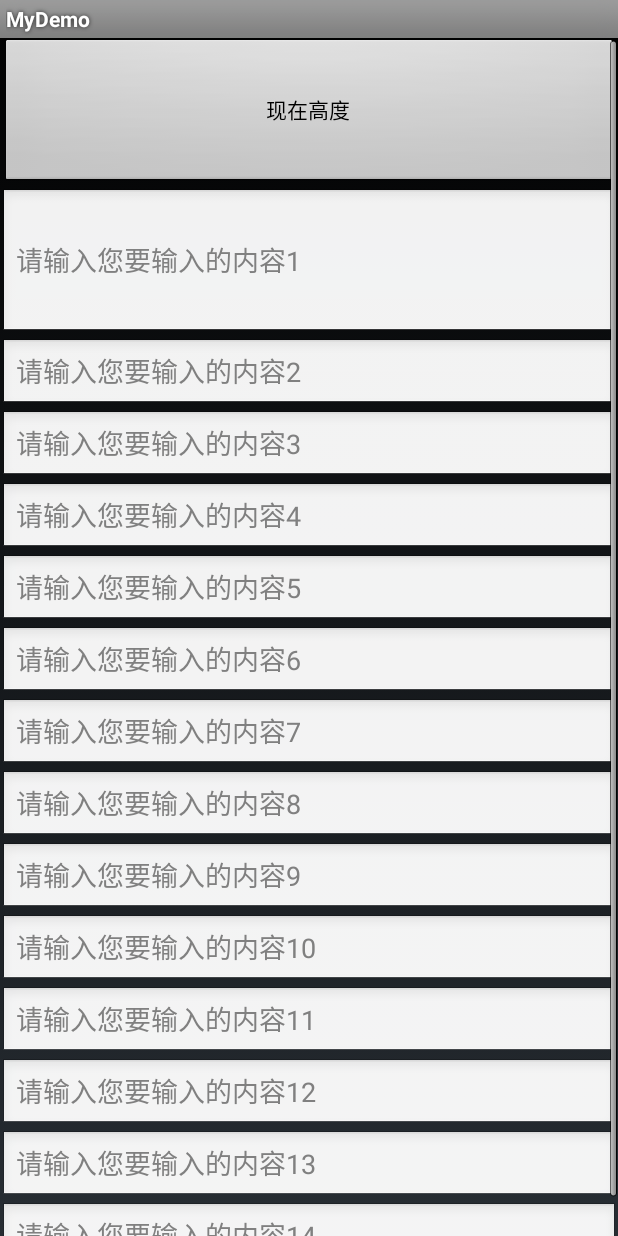
After one commit to dugaolong/viewOne, an Android app: the layout window_visible.xml on its own in the app's theme, with its tools: preview values and no code run, on a phone screen of 412 x 824 dp. The commit adds this screen. Run offline under Robolectric (Android 15) with nearby library versions, the phone set to English and light mode, and no system bars.

Commit message:
可视区域高度

```diff
--- a/app/build.gradle
+++ b/app/build.gradle
@@ -23,6 +23,9 @@ android {
         targetSdkVersion 26
         versionCode 1
         versionName "1.0"
+        ndk {
+            abiFilters 'armeabi-v7a','x86'
+        }
     }
     buildTypes {
         release {
--- a/app/src/main/AndroidManifest.xml
+++ b/app/src/main/AndroidManifest.xml
@@ -139,6 +139,7 @@
         <activity android:name=".customView.MepcMatchActivity"></activity>
         <activity android:name=".customView.MepcOneooActivity"></activity>
         <activity android:name=".customView.MepcWrapActivity"></activity>
+        <activity android:name=".knowledgePoint.WindowVisibleDisplayFrame"></activity>
         <activity android:name=".SplashActivity"
             android:theme="@style/Theme.AppCompat.Light.NoActionBar">
             <intent-filter>
--- a/app/src/main/java/com/dgl/www/my/MainActivity.java
+++ b/app/src/main/java/com/dgl/www/my/MainActivity.java
@@ -84,6 +84,7 @@ import com.dgl.www.my.knowledgePoint.TencentX5;
 import com.dgl.www.my.knowledgePoint.ToastActivity;
 import com.dgl.www.my.knowledgePoint.Translucent;
 import com.dgl.www.my.knowledgePoint.WindowManagerActivity;
+import com.dgl.www.my.knowledgePoint.WindowVisibleDisplayFrame;
 import com.dgl.www.my.listViewPage.ListFrashActivity;
 import com.dgl.www.my.listViewPage.PullToRefreshListViewActivity;
 import com.dgl.www.my.listviewWithScrollview.ListWithScroll;
@@ -121,7 +122,7 @@ public class MainActivity extends BaseActivity implements AdapterView.OnItemClic
             "Material Design","不同位置的toast","DialogActivity","MiAdActivity"
     ,"播放视频","okhttp","三级联动","类似美团分类","shape","自定义view","通过改变图片像素点RGB的值的方式，改变图片的颜色"
     ,"圆形百分比","属性动画","view滑动","系统自带的分享","支付宝密码","白屏","测试measure",
-    "温度计1","温度计2","测试view","ListWithScroll","大波浪","天气折线","TextWatcher","打开前台service"};
+    "温度计1","温度计2","测试view","ListWithScroll","大波浪","天气折线","TextWatcher","打开前台service","可视区域高度"};
     private ListView listview;
     private LayoutInflater inflater;
     // 退出时间
@@ -504,6 +505,10 @@ public class MainActivity extends BaseActivity implements AdapterView.OnItemClic
                 intent.setClass(this,StartActivity.class);
                 startActivity(intent);
                 break;
+            case 56://可视区域高度
+                intent.setClass(this, WindowVisibleDisplayFrame.class);
+                startActivity(intent);
+                break;
         }
     }
 
--- /dev/null
+++ b/app/src/main/java/com/dgl/www/my/knowledgePoint/WindowVisibleDisplayFrame.java
@@ -0,0 +1,52 @@
+package com.dgl.www.my.knowledgePoint;
+
+import android.app.Activity;
+import android.graphics.Rect;
+import android.os.Bundle;
+import android.support.v4.app.ActivityCompat;
+import android.support.v4.view.KeyEventDispatcher;
+import android.support.v7.app.AppCompatActivity;
+import android.util.DisplayMetrics;
+import android.util.Log;
+import android.view.View;
+
+import com.dgl.www.my.R;
+
+public class WindowVisibleDisplayFrame extends AppCompatActivity {
+
+
+
+    @Override
+    protected void onCreate(Bundle savedInstanceState) {
+        super.onCreate(savedInstanceState);
+
+        setContentView(R.layout.window_visible);
+
+        findViewById(R.id.button).setOnClickListener(new View.OnClickListener() {
+            @Override
+            public void onClick(View v) {
+                top();
+            }
+        });
+
+    }
+
+    public void top(){
+        Rect rect = new Rect();
+        getWindow().getDecorView().getWindowVisibleDisplayFrame(rect);
+
+        Log.e("window top",rect.top+"");
+        Log.e("window bottom",rect.bottom+"");
+
+//        DisplayMetrics dm = new DisplayMetrics();
+//        getWindowManager().getDefaultDisplay().getMetrics(dm);
+       int widthPixels =  getWindow().getDecorView().getWidth();
+       int heightPixels =  getWindow().getDecorView().getHeight();
+
+        Log.e("window .widthPixels",widthPixels+"");
+        Log.e("window .heightPixels",heightPixels+"");
+    }
+
+
+
+}
--- /dev/null
+++ b/app/src/main/java/com/dgl/www/my/knowledgePoint/executor/ExecutorTest.java
@@ -0,0 +1,6 @@
+package com.dgl.www.my.knowledgePoint.executor;
+
+public class ExecutorTest {
+
+
+}
--- /dev/null
+++ b/app/src/main/res/layout/window_visible.xml
@@ -0,0 +1,138 @@
+<?xml version="1.0" encoding="utf-8"?>
+<LinearLayout xmlns:android="http://schemas.android.com/apk/res/android"
+    android:layout_width="match_parent"
+    android:layout_height="match_parent"
+    android:orientation="vertical">
+
+    <ScrollView
+
+        android:layout_width="match_parent"
+
+        android:layout_height="match_parent">
+
+
+        <LinearLayout
+
+            android:layout_width="match_parent"
+
+            android:layout_height="match_parent"
+
+            android:orientation="vertical">
+
+            <Button
+                android:id="@+id/button"
+                android:layout_width="match_parent"
+                android:layout_height="@dimen/dimen_100"
+                android:text="现在高度" />
+
+
+            <EditText
+                android:layout_width="match_parent"
+                android:layout_height="@dimen/dimen_100"
+                android:hint="请输入您要输入的内容1" />
+
+
+            <EditText
+
+                android:layout_width="match_parent"
+
+                android:layout_height="wrap_content"
+
+                android:hint="请输入您要输入的内容2" />
+
+
+            <EditText
+
+                android:layout_width="match_parent"
+
+                android:layout_height="wrap_content"
+
+                android:hint="请输入您要输入的内容3" />
+
+
+            <EditText
+
+                android:layout_width="match_parent"
+
+                android:layout_height="wrap_content"
+
+                android:hint="请输入您要输入的内容4" />
+
+
+            <EditText
+
+                android:layout_width="match_parent"
+
+                android:layout_height="wrap_content"
+
+                android:hint="请输入您要输入的内容5" />
+
+
+            <EditText
+
+                android:layout_width="match_parent"
+
+                android:layout_height="wrap_content"
+
+                android:hint="请输入您要输入的内容6" /> <EditText
+
+                android:layout_width="match_parent"
+
+                android:layout_height="wrap_content"
+
+                android:hint="请输入您要输入的内容7" /> <EditText
+
+                android:layout_width="match_parent"
+
+                android:layout_height="wrap_content"
+
+                android:hint="请输入您要输入的内容8" /> <EditText
+
+                android:layout_width="match_parent"
+
+                android:layout_height="wrap_content"
+
+                android:hint="请输入您要输入的内容9" />
+ <EditText
+
+                android:layout_width="match_parent"
+
+                android:layout_height="wrap_content"
+
+                android:hint="请输入您要输入的内容10" />
+ <EditText
+
+                android:layout_width="match_parent"
+
+                android:layout_height="wrap_content"
+
+                android:hint="请输入您要输入的内容11" />
+ <EditText
+
+                android:layout_width="match_parent"
+
+                android:layout_height="wrap_content"
+
+                android:hint="请输入您要输入的内容12" />
+ <EditText
+
+                android:layout_width="match_parent"
+
+                android:layout_height="wrap_content"
+
+                android:hint="请输入您要输入的内容13" />
+ <EditText
+
+                android:layout_width="match_parent"
+
+                android:layout_height="wrap_content"
+
+                android:hint="请输入您要输入的内容14" />
+
+
+        </LinearLayout>
+
+
+    </ScrollView>
+
+</LinearLayout>
```
Also changed, not shown: 4 other files.
